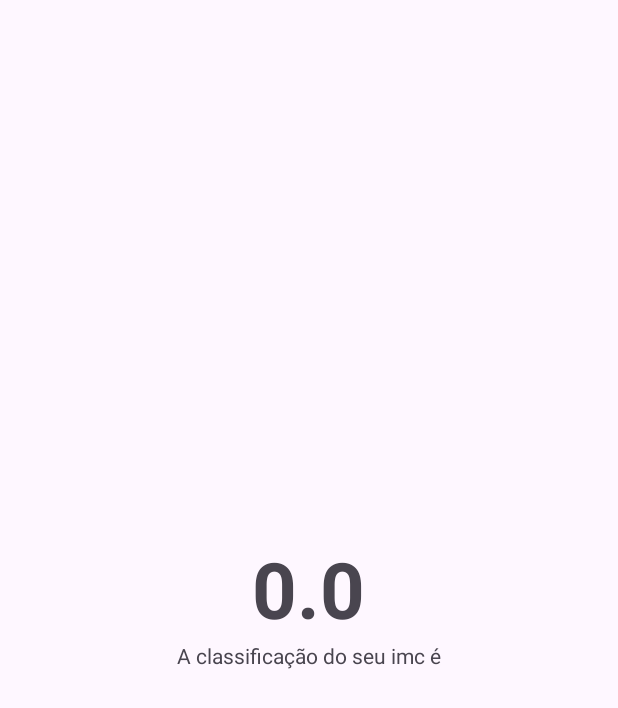
After one commit to igorlopessilva99/CalculadoraImc, an Android app: the ResultActivity screen opened directly, with no data from a screen before it, on a phone screen of 412 x 824 dp. The commit adds this screen. Shown: the top 708 px of the screen. Run offline under Robolectric (Android 15) with nearby library versions, the phone set to English and light mode, and no system bars.

```diff
--- a/app/build.gradle.kts
+++ b/app/build.gradle.kts
@@ -41,6 +41,7 @@ dependencies {
     implementation("androidx.appcompat:appcompat:1.6.1")
     implementation("com.google.android.material:material:1.10.0")
     implementation("androidx.constraintlayout:constraintlayout:2.1.4")
+    implementation("androidx.activity:activity:1.9.0")
     testImplementation("junit:junit:4.13.2")
     androidTestImplementation("androidx.test.ext:junit:1.1.5")
     androidTestImplementation("androidx.test.espresso:espresso-core:3.5.1")
--- a/app/src/main/AndroidManifest.xml
+++ b/app/src/main/AndroidManifest.xml
@@ -1,6 +1,6 @@
 <?xml version="1.0" encoding="utf-8"?>
 <manifest xmlns:android="http://schemas.android.com/apk/res/android"
-    xmlns:tools="http://schemas.android.com/tools">
+    xmlns:tools="http://schemas.android.com/tools" >
 
     <application
         android:allowBackup="true"
@@ -11,10 +11,13 @@
         android:roundIcon="@mipmap/ic_launcher_round"
         android:supportsRtl="true"
         android:theme="@style/Theme.Calculadoraimc"
-        tools:targetApi="31">
+        tools:targetApi="31" >
+        <activity
+            android:name=".ResultActivity"
+            android:exported="false" />
         <activity
             android:name=".MainActivity"
-            android:exported="true">
+            android:exported="true" >
             <intent-filter>
                 <action android:name="android.intent.action.MAIN" />
 
--- a/app/src/main/java/com/comunidadedevspace/imc/MainActivity.kt
+++ b/app/src/main/java/com/comunidadedevspace/imc/MainActivity.kt
@@ -1,5 +1,6 @@
 package com.comunidadedevspace.imc
 
+import android.content.Intent
 import androidx.appcompat.app.AppCompatActivity
 import android.os.Bundle
 import android.widget.Button
@@ -47,6 +48,18 @@ class MainActivity : AppCompatActivity() {
 
                 val alturaQ2 = altura * altura
                 val resultado = peso / alturaQ2
+
+                // Navegar para proxima tela
+                // Criar o layout da proxima tela
+                // Passar dados (resultado) para proxima tela
+
+                // Intent - Classe do proprio android
+
+                val intent = Intent(this, ResultActivity::class.java)
+
+                intent.putExtra(KEY_RESULT_IMC, resultado)
+                startActivity(intent)
+
                 println("acao do botao" + resultado)
 
             }
--- /dev/null
+++ b/app/src/main/java/com/comunidadedevspace/imc/ResultActivity.kt
@@ -0,0 +1,41 @@
+package com.comunidadedevspace.imc
+
+import android.os.Bundle
+import android.widget.TextView
+import androidx.activity.enableEdgeToEdge
+import androidx.appcompat.app.AppCompatActivity
+import androidx.core.view.ViewCompat
+import androidx.core.view.WindowInsetsCompat
+const val KEY_RESULT_IMC = "ResultActivity.KEY_IMC"
+class ResultActivity : AppCompatActivity() {
+    override fun onCreate(savedInstanceState: Bundle?) {
+        super.onCreate(savedInstanceState)
+        enableEdgeToEdge()
+        setContentView(R.layout.activity_result)
+
+
+        val result= intent.getFloatExtra(KEY_RESULT_IMC, 0f)
+
+        val tvResult= findViewById<TextView>(R.id.tv_result)
+        val tvClassificacao= findViewById<TextView>(R.id.tv_classificacao)
+        tvResult.text = result.toString()
+
+        var classificacao: String? = null
+
+        if (result <=18.5f) {
+            classificacao = "MAGREZA"
+        } else if (result > 18.5f && result <= 24.9f) {
+            classificacao = "NORMAL"
+        } else if (result > 25f && result <= 29.9f) {
+            classificacao = "SOBREPESO"
+        } else if (result > 30f && result <= 39.9f) {
+            classificacao = "OBESIDADE"
+        } else (result > 41f && result <= 51f)
+            classificacao= "OBESIDADE GRAVE"
+
+
+
+
+        }
+
+}
--- /dev/null
+++ b/app/src/main/res/layout/activity_result.xml
@@ -0,0 +1,33 @@
+<?xml version="1.0" encoding="utf-8"?>
+<LinearLayout
+    xmlns:android="http://schemas.android.com/apk/res/android"
+    xmlns:tools="http://schemas.android.com/tools"
+    android:id="@+id/main"
+    android:layout_width="match_parent"
+    android:layout_height="match_parent"
+    android:gravity="center"
+    android:orientation="vertical"
+    tools:context=".ResultActivity">
+
+  <TextView
+      android:id="@+id/tv_result"
+      android:textSize="52sp"
+      android:textStyle="bold"
+      android:maxLength="5"
+      android:layout_width="wrap_content"
+      android:layout_height="wrap_content"
+      tools:text="23.66" />
+
+  <TextView
+      android:id="@+id/tv_classificacao_label"
+      android:layout_width="wrap_content"
+      android:layout_height="wrap_content"
+      android:text="A classificação do seu imc é" />
+
+  <TextView
+      android:id="@+id/tv_classificacao"
+      android:layout_width="wrap_content"
+      android:layout_height="wrap_content"
+      android:textStyle="bold"
+      tools:text="Normal" />
+</LinearLayout>
```
